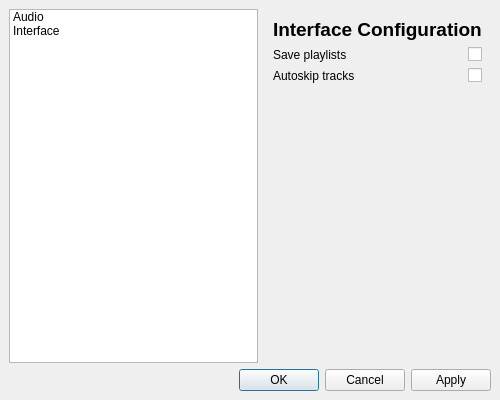
The window that src/PAW_GUI/settings_paw_gui.ui (CapitanMurasa/PerfectAudioWorks) describes before a commit, drawn with Qt 5.
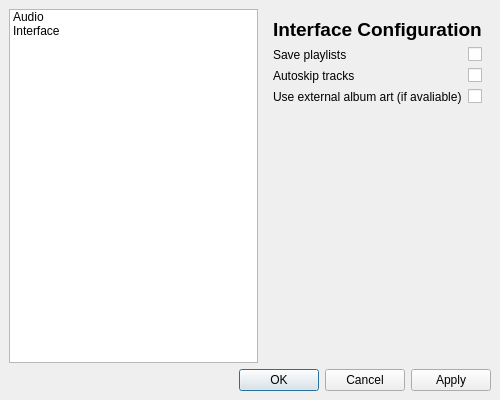
The same window after the commit.

The edit to the form file:
```diff
--- a/src/PAW_GUI/settings_paw_gui.ui
+++ b/src/PAW_GUI/settings_paw_gui.ui
@@ -139,6 +139,23 @@
               </property>
              </widget>
             </item>
+            <item row="2" column="0">
+             <widget class="QLabel" name="label_3">
+              <property name="text">
+               <string>Use external album art (if avaliable)</string>
+              </property>
+             </widget>
+            </item>
+            <item row="2" column="1">
+             <widget class="QCheckBox" name="UseExternalAlbumArt">
+              <property name="layoutDirection">
+               <enum>Qt::RightToLeft</enum>
+              </property>
+              <property name="text">
+               <string/>
+              </property>
+             </widget>
+            </item>
            </layout>
           </item>
           <item>
```
